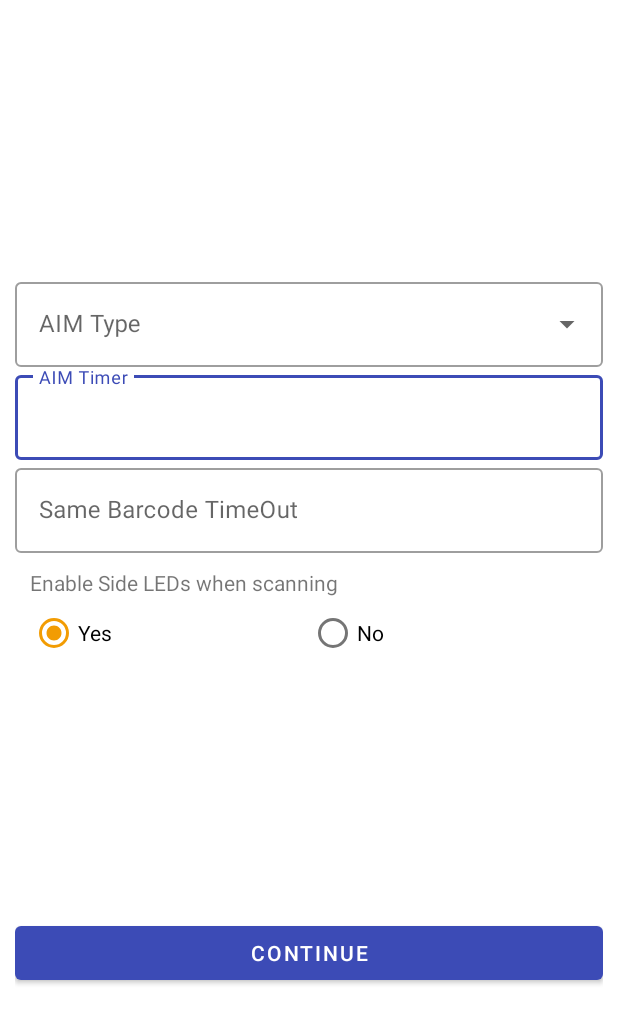
After one commit to ZebraDevs/kotlin-ws50-parcels-demo, an Android app: the SettingsActivity screen opened directly, with no data from a screen before it, on a phone screen of 412 x 824 dp. The commit adds this screen. Shown: the top 1024 px of the screen. Run offline under Robolectric (Android 15) with nearby library versions, the phone set to English and light mode, and no system bars.

Commit message:
Add Settings Activity & rewrite layouts for full screen devices
Signed-off-by: Calin Neamtu <nilac8991@gmail.com>

```diff
--- a/app/src/main/java/com/zebra/nilac/csvbarcodelookup/ui/InitActivity.kt
+++ b/app/src/main/java/com/zebra/nilac/csvbarcodelookup/ui/InitActivity.kt
@@ -12,6 +12,7 @@ import com.zebra.nilac.csvbarcodelookup.AppConstants
 import com.zebra.nilac.csvbarcodelookup.ui.main.MainActivity
 import com.zebra.nilac.csvbarcodelookup.R
 import com.zebra.nilac.csvbarcodelookup.databinding.ActivityInitBinding
+import com.zebra.nilac.csvbarcodelookup.ui.main.SettingsActivity
 import com.zebra.nilac.csvbarcodelookup.utils.ExcelDataExtractor
 import com.zebra.nilac.emdkloader.EMDKLoader
 import com.zebra.nilac.emdkloader.ProfileLoader
@@ -159,7 +160,7 @@ class InitActivity : AppCompatActivity() {
                 "No CSV File found at specified destination, assuming there's nothing to update!"
             )
             finish()
-            startActivity(Intent(this@InitActivity, MainActivity::class.java))
+            startActivity(Intent(this@InitActivity, SettingsActivity::class.java))
             return
         }
 
@@ -176,7 +177,7 @@ class InitActivity : AppCompatActivity() {
                     csvFile.delete()
 
                     finish()
-                    startActivity(Intent(this@InitActivity, MainActivity::class.java))
+                    startActivity(Intent(this@InitActivity, SettingsActivity::class.java))
                 }
 
                 override fun onFailed(errorMessage: String) {
--- a/app/src/main/java/com/zebra/nilac/csvbarcodelookup/ui/main/MainActivity.kt
+++ b/app/src/main/java/com/zebra/nilac/csvbarcodelookup/ui/main/MainActivity.kt
@@ -37,7 +37,7 @@ class MainActivity : AppCompatActivity() {
         mainViewModel.productResponse.observe(this, productObserver)
 
         //Check if we're using the app on a WS50 for Led Capabilities
-        if (Build.MODEL == "WS50") {
+        if (Build.MODEL == "WS50" && intent.getBooleanExtra(USE_LEDS, true)) {
             val intent =
                 Intent().setComponent(ComponentName("com.zebra.led", "com.zebra.led.LedService"))
             bindService(intent, ledConnection, BIND_AUTO_CREATE)
@@ -113,6 +113,7 @@ class MainActivity : AppCompatActivity() {
             if (product == null) {
                 showErrorSnackBar()
             } else {
+                binding.barcodeInfoContainer.visibility = View.VISIBLE
                 binding.productNumber.text = product.number.toString()
                 binding.productName.text = product.name
                 binding.productDescription.text = product.description
@@ -124,5 +125,6 @@ class MainActivity : AppCompatActivity() {
 
     companion object {
         const val TAG = "MainActivity"
+        const val USE_LEDS = "com.zebra.nilac.csvbarcodelookup.ui.main.USE_LEDS"
     }
 }
--- /dev/null
+++ b/app/src/main/java/com/zebra/nilac/csvbarcodelookup/ui/main/SettingsActivity.kt
@@ -0,0 +1,82 @@
+package com.zebra.nilac.csvbarcodelookup.ui.main
+
+import android.content.Intent
+import android.os.Bundle
+import android.widget.AdapterView
+import android.widget.ArrayAdapter
+import androidx.appcompat.app.AppCompatActivity
+import com.zebra.nilac.csvbarcodelookup.R
+import com.zebra.nilac.csvbarcodelookup.databinding.ActivitySettingsBinding
+
+class SettingsActivity : AppCompatActivity() {
+
+    private lateinit var mBinder: ActivitySettingsBinding
+
+    private var mAimTypePosition = 3
+
+    override fun onCreate(savedInstanceState: Bundle?) {
+        super.onCreate(savedInstanceState)
+        mBinder = ActivitySettingsBinding.inflate(layoutInflater)
+        setContentView(mBinder.root)
+
+        prepareUI()
+    }
+
+    private fun prepareUI() {
+        val aimModesAdapter: ArrayAdapter<String> = ArrayAdapter(
+            this,
+            android.R.layout.simple_dropdown_item_1line,
+            resources.getStringArray(R.array.aim_modes)
+        )
+
+        mBinder.inputAimType.setAdapter(aimModesAdapter)
+        mBinder.inputAimType.onItemClickListener =
+            AdapterView.OnItemClickListener { parent, view, position, id ->
+                mAimTypePosition = resources.getIntArray(R.array.aim_modes_t)[position]
+            }
+
+        mBinder.continueButton.setOnClickListener {
+            sendDWConfigurations()
+        }
+    }
+
+    private fun sendDWConfigurations() {
+        val bMain = Bundle().apply {
+            putString("PROFILE_NAME", "CsvBarcodeLookup")
+            putString("PROFILE_ENABLED", "true")
+            putString("CONFIG_MODE", "CREATE_IF_NOT_EXIST")
+        }
+
+        val bParams = Bundle().apply {
+            putString("aim_type", mAimTypePosition.toString())
+            putString("scanner_selection_by_identifier", "INTERNAL_IMAGER");
+            putString("scanner_input_enabled", "true");
+            if (mBinder.inputSameBarcodeTimeout.text.isNotEmpty()) {
+                putString("same_barcode_timeout", mBinder.inputSameBarcodeTimeout.text.toString())
+            }
+            if (mBinder.inputAimTimer.text.isNotEmpty()) {
+                putString("aim_timer", mBinder.inputAimTimer.text.toString())
+            }
+        }
+
+        val bConfig = Bundle().apply {
+            putString("PLUGIN_NAME", "BARCODE")
+            putString("RESET_CONFIG", "true")
+            putBundle("PARAM_LIST", bParams)
+        }
+
+        bMain.putBundle("PLUGIN_CONFIG", bConfig)
+        val i = Intent().apply {
+            action = "com.symbol.datawedge.api.ACTION"
+            putExtra("com.symbol.datawedge.api.SET_CONFIG", bMain)
+        }
+        this.sendBroadcast(i)
+
+        val mainActivityIntent = Intent(this, MainActivity::class.java).apply {
+            putExtra(MainActivity.USE_LEDS, mBinder.useLedsChoiceYesRadio.isChecked)
+        }
+
+        finish()
+        startActivity(mainActivityIntent)
+    }
+}
--- /dev/null
+++ b/app/src/main/res/layout/activity_settings.xml
@@ -0,0 +1,117 @@
+<?xml version="1.0" encoding="utf-8"?>
+<androidx.constraintlayout.widget.ConstraintLayout xmlns:android="http://schemas.android.com/apk/res/android"
+    xmlns:app="http://schemas.android.com/apk/res-auto"
+    xmlns:tools="http://schemas.android.com/tools"
+    android:layout_width="match_parent"
+    android:layout_height="match_parent"
+    android:padding="10dp">
+
+    <com.google.android.material.textfield.TextInputLayout
+        android:id="@+id/input_aim_type_layout"
+        style="@style/Widget.MaterialComponents.TextInputLayout.OutlinedBox.ExposedDropdownMenu"
+        android:layout_width="match_parent"
+        android:layout_height="wrap_content"
+        android:hint="@string/setting_aim_type"
+        app:boxBackgroundColor="@android:color/transparent"
+        app:layout_constraintBottom_toTopOf="@id/input_aim_timer_layout"
+        app:layout_constraintEnd_toEndOf="parent"
+        app:layout_constraintStart_toStartOf="parent">
+
+        <AutoCompleteTextView
+            android:id="@+id/input_aim_type"
+            android:layout_width="match_parent"
+            android:layout_height="wrap_content"
+            android:focusableInTouchMode="false" />
+    </com.google.android.material.textfield.TextInputLayout>
+
+    <com.google.android.material.textfield.TextInputLayout
+        android:id="@+id/input_aim_timer_layout"
+        style="@style/Widget.MaterialComponents.TextInputLayout.OutlinedBox"
+        android:layout_width="match_parent"
+        android:layout_height="wrap_content"
+        android:hint="@string/setting_aim_timer_timeout"
+        app:boxBackgroundColor="@android:color/transparent"
+        app:layout_constraintBottom_toTopOf="@+id/input_same_barcode_timeout_layout"
+        app:layout_constraintEnd_toEndOf="parent"
+        app:layout_constraintStart_toStartOf="parent">
+
+        <EditText
+            android:id="@+id/input_aim_timer"
+            android:layout_width="match_parent"
+            android:layout_height="wrap_content"
+            android:inputType="number" />
+    </com.google.android.material.textfield.TextInputLayout>
+
+    <com.google.android.material.textfield.TextInputLayout
+        android:id="@+id/input_same_barcode_timeout_layout"
+        style="@style/Widget.MaterialComponents.TextInputLayout.OutlinedBox"
+        android:layout_width="match_parent"
+        android:layout_height="wrap_content"
+        android:hint="@string/setting_aim_same_barcode_timeout"
+        app:boxBackgroundColor="@android:color/transparent"
+        app:layout_constraintBottom_toTopOf="@+id/enable_led_chk_container"
+        app:layout_constraintEnd_toEndOf="parent"
+        app:layout_constraintStart_toStartOf="parent">
+
+        <EditText
+            android:id="@+id/input_same_barcode_timeout"
+            android:layout_width="match_parent"
+            android:layout_height="wrap_content"
+            android:inputType="number" />
+    </com.google.android.material.textfield.TextInputLayout>
+
+    <LinearLayout
+        android:id="@+id/enable_led_chk_container"
+        android:layout_width="match_parent"
+        android:layout_height="wrap_content"
+        android:orientation="vertical"
+        android:padding="10dp"
+        app:layout_constraintBottom_toBottomOf="parent"
+        app:layout_constraintStart_toStartOf="parent"
+        app:layout_constraintTop_toTopOf="parent">
+
+        <TextView
+            android:layout_width="match_parent"
+            android:layout_height="wrap_content"
+            android:gravity="center_vertical"
+            android:text="@string/setting_enable_led_on_scanning"
+            android:textSize="14sp" />
+
+        <RadioGroup
+            android:id="@+id/use_leds_radio_group"
+            android:layout_width="match_parent"
+            android:layout_height="wrap_content"
+            android:orientation="horizontal">
+
+            <com.google.android.material.radiobutton.MaterialRadioButton
+                android:id="@+id/use_leds_choice_yes_radio"
+                android:layout_width="0dp"
+                android:layout_height="wrap_content"
+                android:layout_weight="1"
+                android:background="@null"
+                android:checked="true"
+                android:text="Yes"
+                android:textSize="14sp" />
+
+            <com.google.android.material.radiobutton.MaterialRadioButton
+                android:id="@+id/use_leds_choice_no_radio"
+                android:layout_width="0dp"
+                android:layout_height="wrap_content"
+                android:layout_weight="1"
+                android:background="@null"
+                android:text="No"
+                android:textSize="14sp" />
+        </RadioGroup>
+
+    </LinearLayout>
+
+    <Button
+        android:id="@+id/continue_button"
+        android:layout_width="match_parent"
+        android:layout_height="wrap_content"
+        android:text="Continue"
+        app:layout_constraintBottom_toBottomOf="parent"
+        app:layout_constraintTop_toBottomOf="@+id/enable_led_chk_container"
+        tools:layout_editor_absoluteX="10dp" />
+
+</androidx.constraintlayout.widget.ConstraintLayout>
--- /dev/null
+++ b/app/src/main/res/values/arrays.xml
@@ -0,0 +1,16 @@
+<?xml version="1.0" encoding="utf-8"?>
+<resources>
+
+    <string-array name="aim_modes">
+        <item>Trigger</item>
+        <item>Press &amp; Release</item>
+        <item>Presentation</item>
+    </string-array>
+
+    <integer-array name="aim_modes_t">
+        <item>0</item>
+        <item>3</item>
+        <item>4</item>
+    </integer-array>
+
+</resources>
--- a/app/src/main/res/values/strings.xml
+++ b/app/src/main/res/values/strings.xml
@@ -18,4 +18,14 @@
     <string name="main_screen_welcome_text">Scan a barcode to start!</string>
     <string name="main_screen_barcode_scan_failed">No product was found with the scanned barcode</string>
 
+    <string name="product_number_label">Product Number</string>
+    <string name="product_name_label">Product Name</string>
+    <string name="product_description_label">Product Description</string>
+
+    <string name="setting_aim_type">AIM Type</string>
+    <string name="setting_aim_timer_timeout">AIM Timer</string>
+    <string name="setting_aim_same_barcode_timeout">Same Barcode TimeOut</string>
+    <string name="setting_enable_led_on_scanning">Enable Side LEDs when scanning</string>
+
+
 </resources>
```
Also changed, not shown: app/src/main/AndroidManifest.xml (+7 -0 lines), app/src/main/res/layout/activity_init.xml (+4 -6 lines), app/src/main/res/layout/activity_main.xml (+57 -10 lines).
